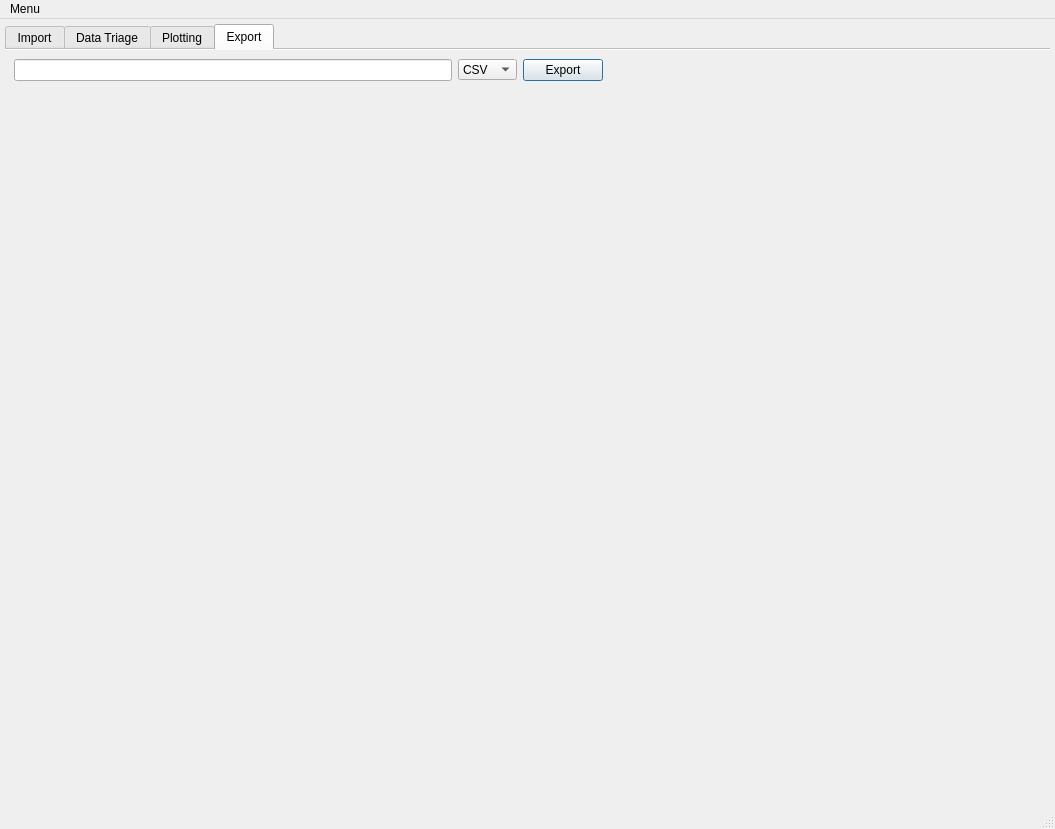
Qt form colliderscope.ui (kevinanewman/colliderscope2024) before a commit.
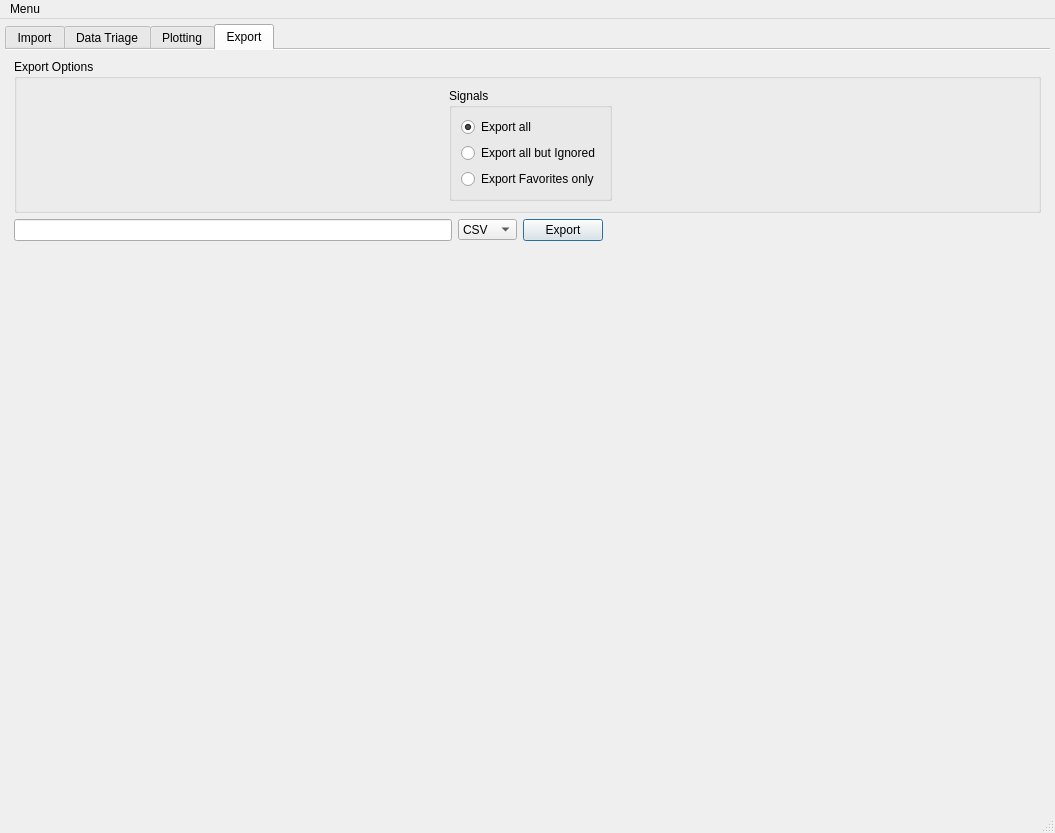
The same form after that commit. The open tabs and pages were chosen to show the change. Icons and pictures are not drawn. Custom widgets are drawn as their Qt base class.

Commit message: add export options

```diff
--- a/colliderscope.ui
+++ b/colliderscope.ui
@@ -7,7 +7,7 @@
     <x>0</x>
     <y>0</y>
     <width>1055</width>
-    <height>829</height>
+    <height>833</height>
    </rect>
   </property>
   <property name="windowTitle">
@@ -2070,7 +2070,111 @@
        <attribute name="title">
         <string>Export</string>
        </attribute>
-       <layout class="QVBoxLayout" name="verticalLayout_14">
+       <layout class="QVBoxLayout" name="verticalLayout_12">
+        <item>
+         <widget class="QGroupBox" name="export_options_groupBox">
+          <property name="sizePolicy">
+           <sizepolicy hsizetype="MinimumExpanding" vsizetype="Fixed">
+            <horstretch>0</horstretch>
+            <verstretch>0</verstretch>
+           </sizepolicy>
+          </property>
+          <property name="title">
+           <string>Export Options</string>
+          </property>
+          <layout class="QHBoxLayout" name="horizontalLayout_11">
+           <item>
+            <widget class="QWidget" name="nanhandler_widget" native="true">
+             <property name="sizePolicy">
+              <sizepolicy hsizetype="MinimumExpanding" vsizetype="MinimumExpanding">
+               <horstretch>0</horstretch>
+               <verstretch>0</verstretch>
+              </sizepolicy>
+             </property>
+            </widget>
+           </item>
+           <item>
+            <widget class="QGroupBox" name="export_signal_buttons_layout">
+             <property name="title">
+              <string>Signals</string>
+             </property>
+             <layout class="QVBoxLayout" name="verticalLayout_10">
+              <property name="spacing">
+               <number>-1</number>
+              </property>
+              <property name="sizeConstraint">
+               <enum>QLayout::SetFixedSize</enum>
+              </property>
+              <item>
+               <widget class="QRadioButton" name="export_all_radioButton">
+                <property name="maximumSize">
+                 <size>
+                  <width>173</width>
+                  <height>20</height>
+                 </size>
+                </property>
+                <property name="text">
+                 <string>Export all</string>
+                </property>
+                <property name="checked">
+                 <bool>true</bool>
+                </property>
+                <attribute name="buttonGroup">
+                 <string notr="true">export_options_buttonGroup</string>
+                </attribute>
+               </widget>
+              </item>
+              <item>
+               <widget class="QRadioButton" name="export_all_but_ignored_radioButton">
+                <property name="maximumSize">
+                 <size>
+                  <width>173</width>
+                  <height>20</height>
+                 </size>
+                </property>
+                <property name="text">
+                 <string>Export all but Ignored</string>
+                </property>
+                <attribute name="buttonGroup">
+                 <string notr="true">export_options_buttonGroup</string>
+                </attribute>
+               </widget>
+              </item>
+              <item>
+               <widget class="QRadioButton" name="export_favorites_only_radioButton">
+                <property name="maximumSize">
+                 <size>
+                  <width>173</width>
+                  <height>20</height>
+                 </size>
+                </property>
+                <property name="text">
+                 <string>Export Favorites only</string>
+                </property>
+                <attribute name="buttonGroup">
+                 <string notr="true">export_options_buttonGroup</string>
+                </attribute>
+               </widget>
+              </item>
+             </layout>
+            </widget>
+           </item>
+           <item>
+            <spacer name="horizontalSpacer_7">
+             <property name="orientation">
+              <enum>Qt::Horizontal</enum>
+             </property>
+             <property name="sizeHint" stdset="0">
+              <size>
+               <width>40</width>
+               <height>20</height>
+              </size>
+             </property>
+            </spacer>
+           </item>
+          </layout>
+         </widget>
+        </item>
         <item>
          <layout class="QHBoxLayout" name="horizontalLayout_8">
           <property name="topMargin">
```
Left out of the diff: 15 changed lines with no effect on the pictures. The commit also changes 2 other files.
